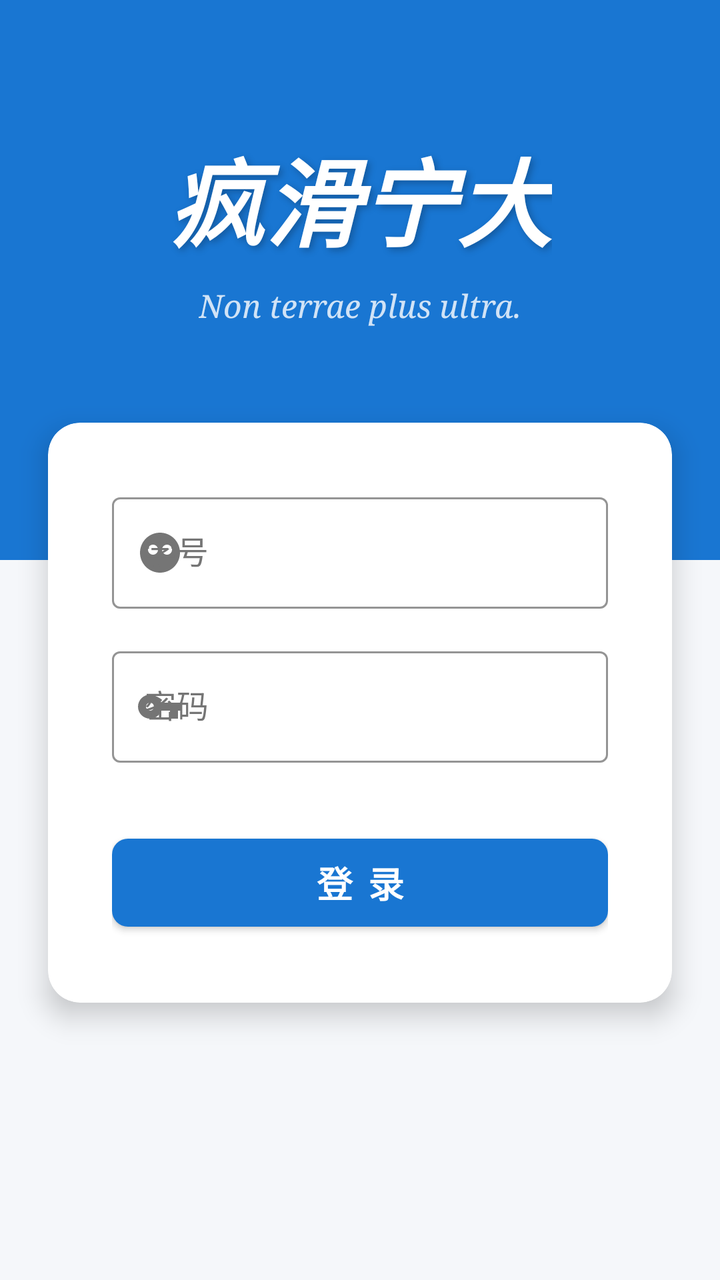
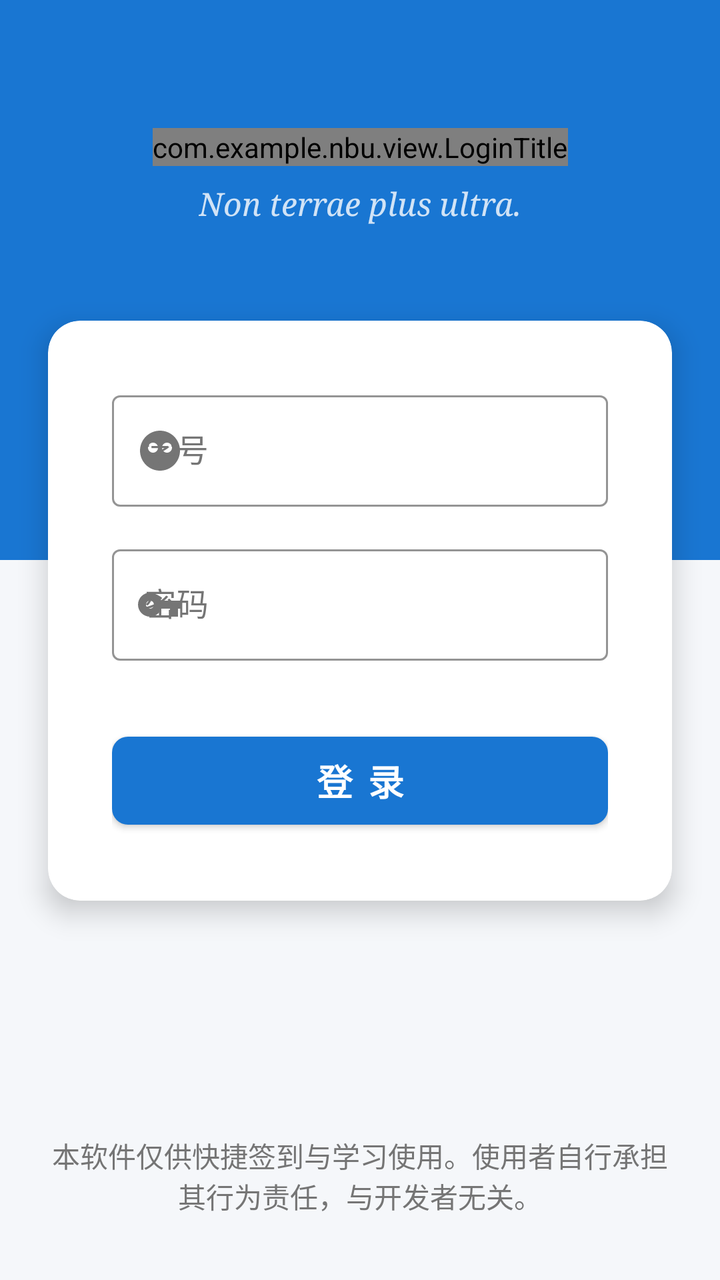

An Android layout rendered at two revisions. The XML below is the earlier revision; the diff shows what the commit changed to produce the second picture.
<!-- AndroidManifest.xml: application theme Theme.Nbu -->
<!-- res/layout/activity_login.xml -->
<?xml version="1.0" encoding="utf-8"?>
<ScrollView xmlns:android="http://schemas.android.com/apk/res/android"
    xmlns:app="http://schemas.android.com/apk/res-auto"
    android:layout_width="match_parent"
    android:layout_height="match_parent"
    android:fillViewport="true"
    android:background="@color/bg_light">

    <androidx.constraintlayout.widget.ConstraintLayout
        android:layout_width="match_parent"
        android:layout_height="wrap_content">

        
        <View
            android:id="@+id/viewHeader"
            android:layout_width="match_parent"
            android:layout_height="280dp"
            android:background="@color/brand_primary"
            app:layout_constraintTop_toTopOf="parent" />

        
        <TextView
            android:id="@+id/tvTitle"
            android:layout_width="wrap_content"
            android:layout_height="wrap_content"
            android:text="疯滑宁大"
            android:textSize="48sp"
            android:textStyle="italic"
            android:fontFamily="sans-serif-black"
            android:textColor="@android:color/white"
            android:shadowColor="#40000000"
            android:shadowDx="4"
            android:shadowDy="4"
            android:shadowRadius="8"
            android:layout_marginTop="64dp"
            app:layout_constraintEnd_toEndOf="parent"
            app:layout_constraintStart_toStartOf="parent"
            app:layout_constraintTop_toTopOf="parent" />

        <TextView
            android:id="@+id/tvSubtitle"
            android:layout_width="wrap_content"
            android:layout_height="wrap_content"
            android:text="Non terrae plus ultra."
            android:textSize="16sp"
            android:textStyle="italic"
            android:fontFamily="serif"
            android:textColor="#CCFFFFFF"
            android:layout_marginTop="8dp"
            app:layout_constraintEnd_toEndOf="parent"
            app:layout_constraintStart_toStartOf="parent"
            app:layout_constraintTop_toBottomOf="@+id/tvTitle" />

        
        <com.google.android.material.card.MaterialCardView
            android:id="@+id/cardLogin"
            android:layout_width="match_parent"
            android:layout_height="wrap_content"
            android:layout_marginHorizontal="24dp"
            android:layout_marginTop="48dp"
            android:layout_marginBottom="32dp"
            app:cardCornerRadius="16dp"
            app:cardElevation="8dp"
            app:cardBackgroundColor="@android:color/white"
            app:layout_constraintTop_toBottomOf="@+id/tvSubtitle"
            app:layout_constraintStart_toStartOf="parent"
            app:layout_constraintEnd_toEndOf="parent"
            app:layout_constraintBottom_toTopOf="@+id/tvVersion"
            app:layout_constraintVertical_bias="0.0">

            <LinearLayout
                android:layout_width="match_parent"
                android:layout_height="wrap_content"
                android:orientation="vertical"
                android:padding="32dp">

                
                <com.google.android.material.textfield.TextInputLayout
                    android:id="@+id/tilUsername"
                    style="@style/Widget.MaterialComponents.TextInputLayout.OutlinedBox"
                    android:layout_width="match_parent"
                    android:layout_height="wrap_content"
                    android:layout_marginBottom="16dp"
                    android:hint="学号"
                    android:textColorHint="@color/text_secondary"
                    app:boxStrokeColor="@color/brand_primary"
                    app:hintTextColor="@color/brand_primary"
                    app:startIconDrawable="@drawable/ic_user_alien"
                    app:startIconTint="@color/text_secondary">

                    <com.google.android.material.textfield.TextInputEditText
                        android:id="@+id/etUsername"
                        android:layout_width="match_parent"
                        android:layout_height="wrap_content"
                        android:inputType="text"
                        android:maxLines="1"
                        android:textColor="@color/text_primary"
                        android:imeOptions="actionNext" />

                </com.google.android.material.textfield.TextInputLayout>

                
                <com.google.android.material.textfield.TextInputLayout
                    android:id="@+id/tilPassword"
                    style="@style/Widget.MaterialComponents.TextInputLayout.OutlinedBox"
                    android:layout_width="match_parent"
                    android:layout_height="wrap_content"
                    android:hint="密码"
                    android:textColorHint="@color/text_secondary"
                    app:boxStrokeColor="@color/brand_primary"
                    app:hintTextColor="@color/brand_primary"
                    app:startIconDrawable="@drawable/ic_password_key"
                    app:startIconTint="@color/text_secondary"
                    android:layout_marginBottom="8dp">

                    <com.google.android.material.textfield.TextInputEditText
                        android:id="@+id/etPassword"
                        android:layout_width="match_parent"
                        android:layout_height="wrap_content"
                        android:inputType="textPassword"
                        android:maxLines="1"
                        android:textColor="@color/text_primary"
                        android:imeOptions="actionDone" />

                </com.google.android.material.textfield.TextInputLayout>

                
                <com.google.android.material.button.MaterialButton
                    android:id="@+id/btnLogin"
                    android:layout_width="match_parent"
                    android:layout_height="56dp"
                    android:layout_marginTop="24dp"
                    android:text="登 录"
                    android:textSize="18sp"
                    android:textStyle="bold"
                    android:textColor="@android:color/white"
                    app:cornerRadius="8dp"
                    app:backgroundTint="@color/brand_primary" />

                
                <com.google.android.material.progressindicator.CircularProgressIndicator
                    android:id="@+id/progressBar"
                    android:layout_width="wrap_content"
                    android:layout_height="wrap_content"
                    android:layout_gravity="center_horizontal"
                    android:layout_marginTop="24dp"
                    android:indeterminate="true"
                    android:visibility="gone"
                    app:indicatorColor="@color/brand_primary" />

                
                <TextView
                    android:id="@+id/tvStatus"
                    android:layout_width="wrap_content"
                    android:layout_height="wrap_content"
                    android:layout_gravity="center_horizontal"
                    android:layout_marginTop="16dp"
                    android:textSize="14sp"
                    android:textColor="@color/text_secondary"
                    android:visibility="gone" />

            </LinearLayout>

        </com.google.android.material.card.MaterialCardView>

        
        <TextView
            android:id="@+id/tvVersion"
            android:layout_width="wrap_content"
            android:layout_height="wrap_content"
            android:layout_marginBottom="32dp"
            android:textSize="14sp"
            android:textColor="@color/text_secondary"
            app:layout_constraintStart_toStartOf="parent"
            app:layout_constraintEnd_toEndOf="parent"
            app:layout_constraintBottom_toBottomOf="parent" />

    </androidx.constraintlayout.widget.ConstraintLayout>

</ScrollView>
<!-- resources referenced by this layout -->
<resources>
  <color name="bg_light">#F5F7FA</color>
  <color name="brand_primary">#1976D2</color>
  <color name="text_primary">#1A1A1A</color>
  <color name="text_secondary">#757575</color>
  <!-- drawable ic_password_key (drawable) -->
  <vector xmlns:android="http://schemas.android.com/apk/res/android"
      android:width="24dp"
      android:height="24dp"
      android:viewportWidth="24"
      android:viewportHeight="24"
      android:tint="?attr/colorControlNormal">
    <path
        android:fillColor="@android:color/white"
        android:pathData="M12.65,10C11.83,7.67 9.61,6 7,6c-3.31,0 -6,2.69 -6,6s2.69,6 6,6c2.61,0 4.83,-1.67 5.65,-4H17v4h4v-4h2v-4H12.65zM7,14c-1.1,0 -2,-0.9 -2,-2s0.9,-2 2,-2 2,0.9 2,2 -0.9,2 -2,2z"/>
  </vector>
  <!-- drawable ic_user_alien (drawable) -->
  <vector xmlns:android="http://schemas.android.com/apk/res/android"
      android:width="24dp"
      android:height="24dp"
      android:viewportWidth="24"
      android:viewportHeight="24"
      android:tint="?attr/colorControlNormal">
    <path
        android:fillColor="@android:color/white"
        android:pathData="M12,2C6.48,2 2,6.48 2,12s4.48,10 10,10 10,-4.48 10,-10S17.52,2 12,2zM8.5,8c1.38,0 2.5,1.12 2.5,2.5S9.88,13 8.5,13 6,11.88 6,10.5 7.12,8 8.5,8zM15.5,8c1.38,0 2.5,1.12 2.5,2.5S16.88,13 15.5,13 13,11.88 13,10.5 14.12,8 15.5,8z"/>
  </vector>
  <style name="Theme.Nbu" parent="Theme.MaterialComponents.DayNight.NoActionBar">
          
          <item name="colorPrimary">@color/brand_primary</item>
          <item name="colorPrimaryVariant">@color/brand_primary_dark</item>
          <item name="colorOnPrimary">@color/white</item>
          
          <item name="colorSecondary">@color/brand_accent</item>
          <item name="colorSecondaryVariant">@color/brand_primary</item>
          <item name="colorOnSecondary">@color/white</item>
          
          <item name="android:statusBarColor">@android:color/transparent</item>
          <item name="android:windowLightStatusBar">false</item>
          
          <item name="windowNoTitle">true</item>
          <item name="windowActionBar">false</item>
      </style>
  <color name="brand_primary_dark">#0D47A1</color>
  <color name="white">#FFFFFFFF</color>
  <color name="brand_accent">#42A5F5</color>
</resources>

<!-- the commit's change to res/layout/activity_login.xml (unified diff, before → after) -->
@@ -19,7 +19,7 @@
             app:layout_constraintTop_toTopOf="parent" />
 
         
-        <TextView
+        <com.example.nbu.view.LoginTitle
             android:id="@+id/tvTitle"
             android:layout_width="wrap_content"
             android:layout_height="wrap_content"
@@ -65,7 +65,7 @@
             app:layout_constraintTop_toBottomOf="@+id/tvSubtitle"
             app:layout_constraintStart_toStartOf="parent"
             app:layout_constraintEnd_toEndOf="parent"
-            app:layout_constraintBottom_toTopOf="@+id/tvVersion"
+            app:layout_constraintBottom_toTopOf="@+id/tvDisclaimer"
             app:layout_constraintVertical_bias="0.0">
 
             <LinearLayout
@@ -163,12 +163,14 @@
 
         </com.google.android.material.card.MaterialCardView>
 
-        
         <TextView
-            android:id="@+id/tvVersion"
-            android:layout_width="wrap_content"
+            android:id="@+id/tvDisclaimer"
+            android:layout_width="0dp"
             android:layout_height="wrap_content"
+            android:layout_marginHorizontal="24dp"
             android:layout_marginBottom="32dp"
+            android:gravity="center"
+            android:text="@string/disclaimer"
             android:textSize="14sp"
             android:textColor="@color/text_secondary"
             app:layout_constraintStart_toStartOf="parent"
<!-- resource entries referenced after the edit -->
@@ -26,6 +26,7 @@
         android:fillColor="@android:color/white"
         android:pathData="M12,2C6.48,2 2,6.48 2,12s4.48,10 10,10 10,-4.48 10,-10S17.52,2 12,2zM8.5,8c1.38,0 2.5,1.12 2.5,2.5S9.88,13 8.5,13 6,11.88 6,10.5 7.12,8 8.5,8zM15.5,8c1.38,0 2.5,1.12 2.5,2.5S16.88,13 15.5,13 13,11.88 13,10.5 14.12,8 15.5,8z"/>
   </vector>
+  <string name="disclaimer">本软件仅供快捷签到与学习使用。使用者自行承担其行为责任，与开发者无关。</string>
   <style name="Theme.Nbu" parent="Theme.MaterialComponents.DayNight.NoActionBar">
           
           <item name="colorPrimary">@color/brand_primary</item>
